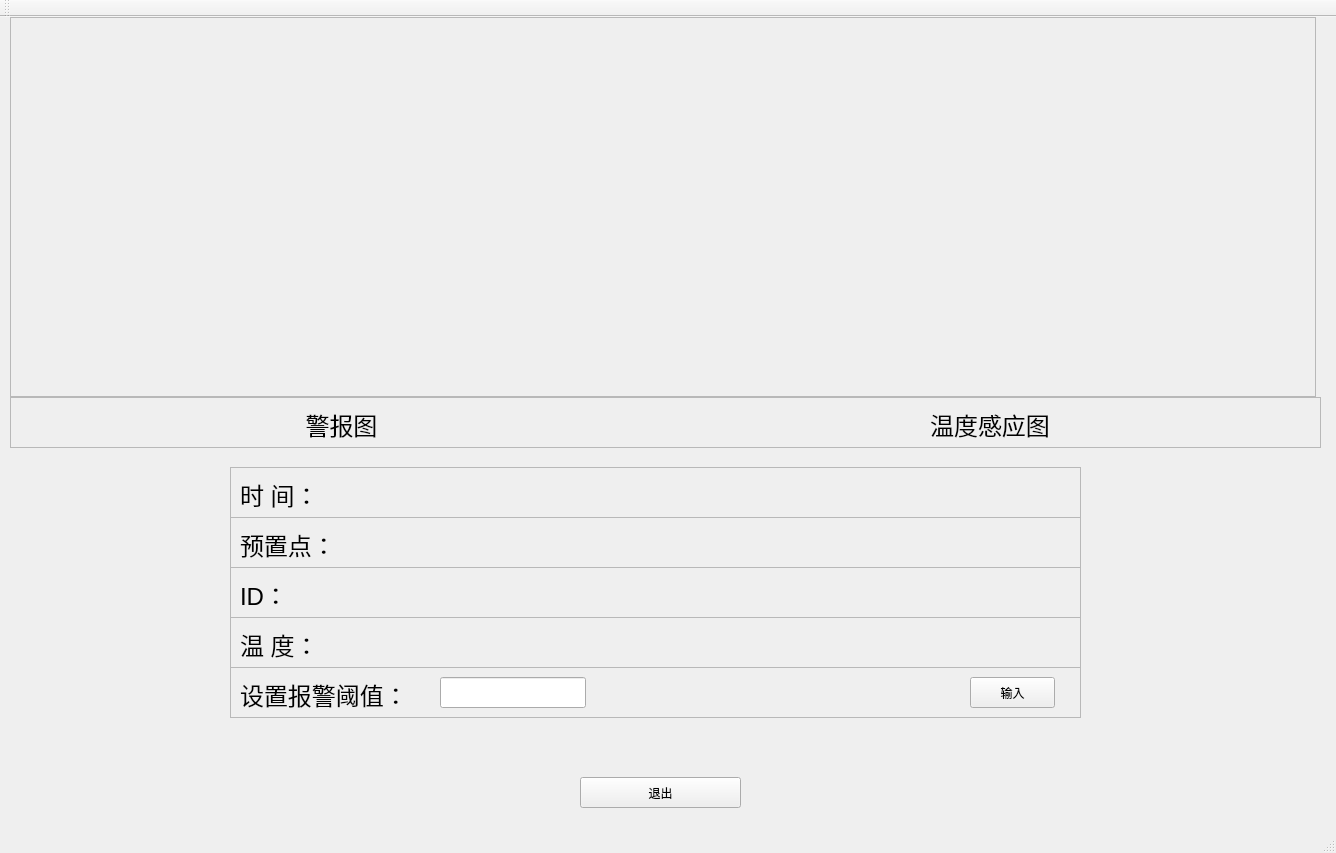
newbie-zju/hk_control_modules, file main_window/src/mainwindow.ui: the form before one commit.
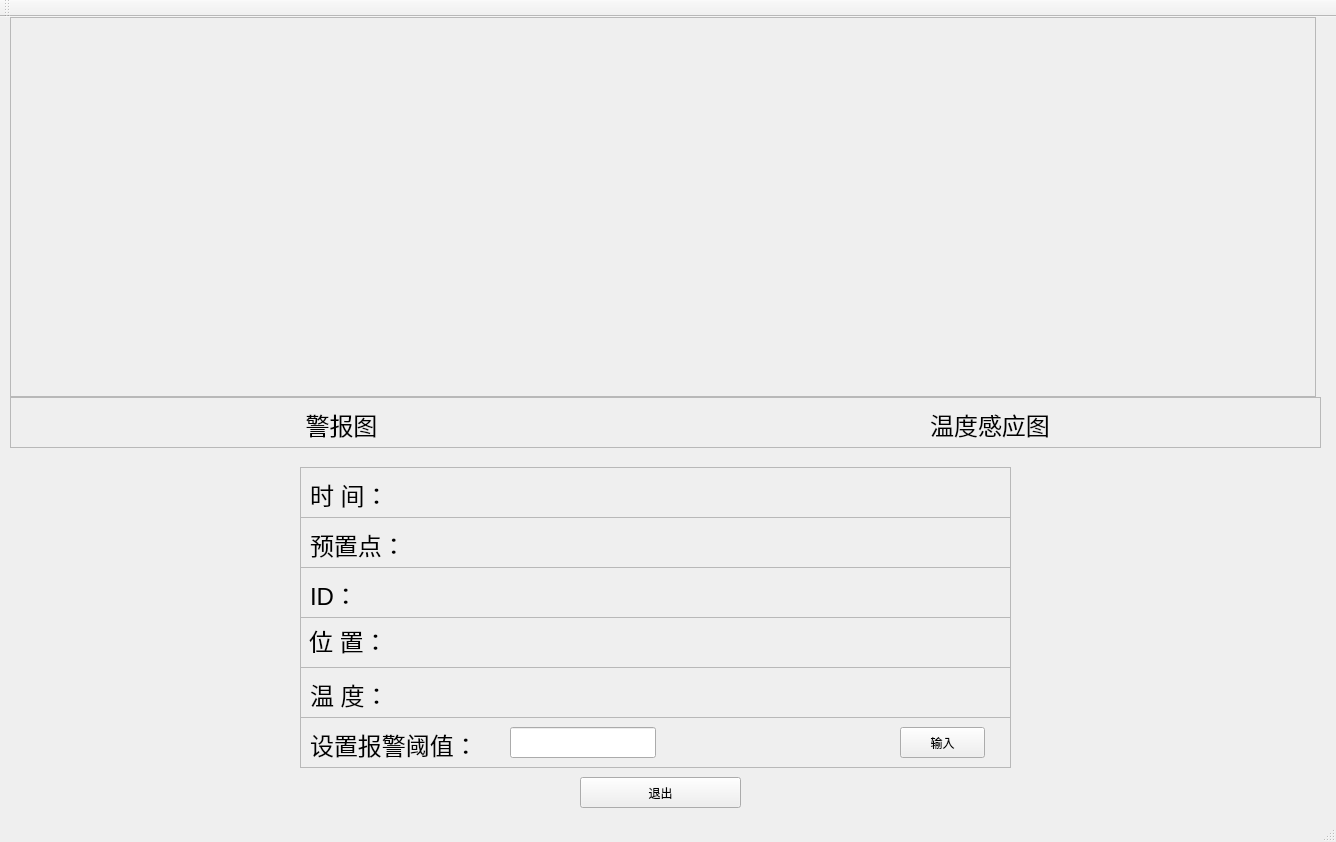
The form after the commit.

What changed in the file:
```diff
--- a/main_window/src/mainwindow.ui
+++ b/main_window/src/mainwindow.ui
@@ -7,7 +7,7 @@
     <x>0</x>
     <y>0</y>
     <width>1336</width>
-    <height>853</height>
+    <height>842</height>
    </rect>
   </property>
   <property name="windowTitle">
@@ -128,9 +128,9 @@
    <widget class="QFrame" name="frame_3">
     <property name="geometry">
      <rect>
-      <x>230</x>
+      <x>300</x>
       <y>450</y>
-      <width>851</width>
+      <width>711</width>
       <height>51</height>
      </rect>
     </property>
@@ -145,7 +145,7 @@
       <rect>
        <x>109</x>
        <y>10</y>
-       <width>721</width>
+       <width>581</width>
        <height>31</height>
       </rect>
      </property>
@@ -186,6 +186,12 @@
        </disabled>
       </palette>
      </property>
+     <property name="font">
+      <font>
+       <pointsize>14</pointsize>
+       <italic>true</italic>
+      </font>
+     </property>
      <property name="text">
       <string/>
      </property>
@@ -206,7 +212,7 @@
       </size>
      </property>
      <property name="text">
-      <string notr="true">&lt;html&gt;&lt;head/&gt;&lt;body&gt;&lt;p&gt;&lt;span style=&quot; font-size:18pt;&quot;&gt;时    间：&lt;/span&gt;&lt;/p&gt;&lt;/body&gt;&lt;/html&gt;</string>
+      <string notr="true">&lt;html&gt;&lt;head/&gt;&lt;body&gt;&lt;p&gt;&lt;span style=&quot; font-size:18pt;&quot;&gt;时 间：&lt;/span&gt;&lt;/p&gt;&lt;/body&gt;&lt;/html&gt;</string>
      </property>
      <property name="textFormat">
       <enum>Qt::RichText</enum>
@@ -222,9 +228,9 @@
    <widget class="QFrame" name="frame_5">
     <property name="geometry">
      <rect>
-      <x>230</x>
+      <x>300</x>
       <y>500</y>
-      <width>851</width>
+      <width>711</width>
       <height>51</height>
      </rect>
     </property>
@@ -239,10 +245,16 @@
       <rect>
        <x>109</x>
        <y>10</y>
-       <width>721</width>
+       <width>581</width>
        <height>31</height>
       </rect>
      </property>
+     <property name="font">
+      <font>
+       <pointsize>14</pointsize>
+       <italic>true</italic>
+      </font>
+     </property>
      <property name="text">
       <string/>
      </property>
@@ -264,9 +276,9 @@
    <widget class="QFrame" name="frame_6">
     <property name="geometry">
      <rect>
-      <x>230</x>
+      <x>300</x>
       <y>550</y>
-      <width>851</width>
+      <width>711</width>
       <height>51</height>
      </rect>
     </property>
@@ -281,10 +293,16 @@
       <rect>
        <x>109</x>
        <y>10</y>
-       <width>721</width>
+       <width>581</width>
        <height>31</height>
       </rect>
      </property>
+     <property name="font">
+      <font>
+       <pointsize>14</pointsize>
+       <italic>true</italic>
+      </font>
+     </property>
      <property name="text">
       <string/>
      </property>
@@ -306,9 +324,9 @@
    <widget class="QFrame" name="frame_7">
     <property name="geometry">
      <rect>
-      <x>230</x>
-      <y>600</y>
-      <width>851</width>
+      <x>300</x>
+      <y>650</y>
+      <width>711</width>
       <height>51</height>
      </rect>
     </property>
@@ -336,10 +354,16 @@
       <rect>
        <x>109</x>
        <y>10</y>
-       <width>721</width>
+       <width>581</width>
        <height>31</height>
       </rect>
      </property>
+     <property name="font">
+      <font>
+       <pointsize>14</pointsize>
+       <italic>true</italic>
+      </font>
+     </property>
      <property name="text">
       <string/>
      </property>
@@ -348,9 +372,9 @@
    <widget class="QFrame" name="frame_4">
     <property name="geometry">
      <rect>
-      <x>230</x>
-      <y>650</y>
-      <width>851</width>
+      <x>300</x>
+      <y>700</y>
+      <width>711</width>
       <height>51</height>
      </rect>
     </property>
@@ -386,7 +410,7 @@
     <widget class="QPushButton" name="pushButton_2">
      <property name="geometry">
       <rect>
-       <x>740</x>
+       <x>600</x>
        <y>10</y>
        <width>85</width>
        <height>31</height>
@@ -397,16 +421,60 @@
      </property>
     </widget>
    </widget>
-   <zorder>pushButton</zorder>
-   <zorder>frame</zorder>
-   <zorder>frame_2</zorder>
-   <zorder>label_5</zorder>
-   <zorder>label_12</zorder>
-   <zorder>frame_3</zorder>
-   <zorder>frame_5</zorder>
-   <zorder>frame_6</zorder>
-   <zorder>frame_7</zorder>
-   <zorder>frame_4</zorder>
+   <widget class="QFrame" name="frame_8">
+    <property name="geometry">
+     <rect>
+      <x>300</x>
+      <y>600</y>
+      <width>711</width>
+      <height>51</height>
+     </rect>
+    </property>
+    <property name="frameShape">
+     <enum>QFrame::StyledPanel</enum>
+    </property>
+    <property name="frameShadow">
+     <enum>QFrame::Raised</enum>
+    </property>
+    <widget class="QLabel" name="label_15">
+     <property name="geometry">
+      <rect>
+       <x>111</x>
+       <y>8</y>
+       <width>581</width>
+       <height>31</height>
+      </rect>
+     </property>
+     <property name="font">
+      <font>
+       <pointsize>14</pointsize>
+       <italic>true</italic>
+      </font>
+     </property>
+     <property name="text">
+      <string/>
+     </property>
+    </widget>
+    <widget class="QLabel" name="label_14">
+     <property name="geometry">
+      <rect>
+       <x>9</x>
+       <y>8</y>
+       <width>71</width>
+       <height>31</height>
+      </rect>
+     </property>
+     <property name="font">
+      <font>
+       <pointsize>18</pointsize>
+       <italic>false</italic>
+      </font>
+     </property>
+     <property name="text">
+      <string>位 置：</string>
+     </property>
+    </widget>
+   </widget>
   </widget>
   <widget class="QMenuBar" name="menuBar">
    <property name="geometry">
```
